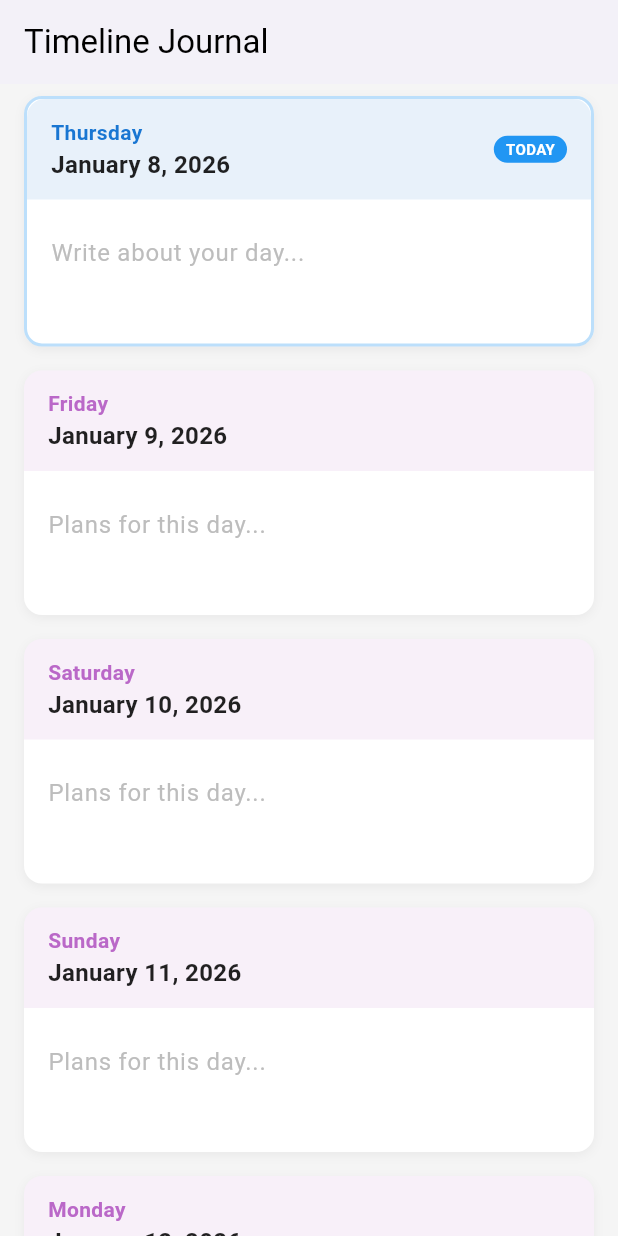
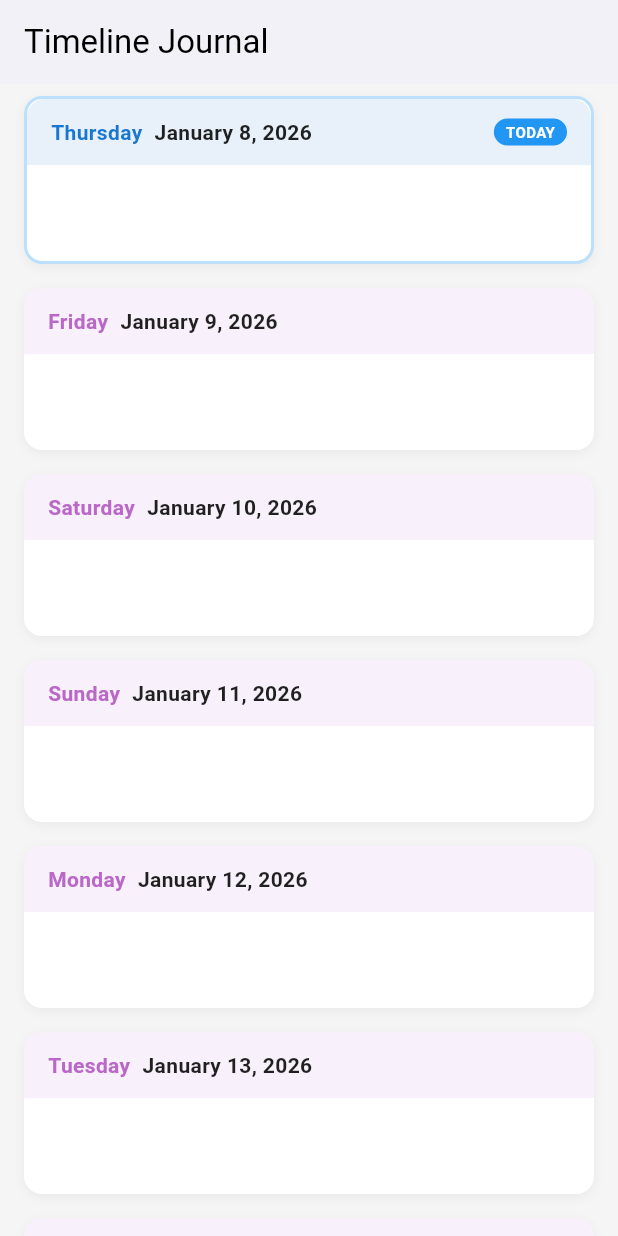
Before and after one commit to elibdev/lifelog, a Flutter app: the screen it shows after launch, on a phone screen of 412 x 824 dp. Run offline on Flutter 3.47's test engine with Material 3 defaults, Android fonts, the phone set to English and light mode, and no system bars; our stand-ins replace sqflite; accounts and stored records are empty.

Commit message:
remove loading and saving UI and tweak layout

```diff
--- a/lib/main.dart
+++ b/lib/main.dart
@@ -66,8 +66,6 @@ class JournalEntryCard extends StatefulWidget {
 class _JournalEntryCardState extends State<JournalEntryCard> {
   final TextEditingController _controller = TextEditingController();
   Timer? _debounce;
-  bool _isLoading = true;
-  bool _isSaving = false;
 
   String get _dbKey => DateFormat('yyyy-MM-dd').format(widget.date);
 
@@ -109,28 +107,18 @@ class _JournalEntryCardState extends State<JournalEntryCard> {
     if (mounted && content != null) {
       _controller.text = content;
     }
-    if (mounted) {
-      setState(() {
-        _isLoading = false;
-      });
-    }
   }
 
   void _onTextChanged(String text) {
-    setState(() => _isSaving = true);
-
     if (_debounce?.isActive ?? false) _debounce!.cancel();
 
-    _debounce = Timer(const Duration(milliseconds: 1000), () {
+    _debounce = Timer(const Duration(milliseconds: 500), () {
       _saveData(text);
     });
   }
 
   Future<void> _saveData(String content) async {
     await DatabaseHelper.instance.saveEntry(_dbKey, content);
-    if (mounted) {
-      setState(() => _isSaving = false);
-    }
   }
 
   @override
@@ -160,7 +148,7 @@ class _JournalEntryCardState extends State<JournalEntryCard> {
               : null,
           boxShadow: [
             BoxShadow(
-              color: Colors.black.withOpacity(0.05),
+              color: Colors.black.withValues(alpha: .05),
               blurRadius: 5,
               offset: const Offset(0, 2),
             ),
@@ -173,7 +161,7 @@ class _JournalEntryCardState extends State<JournalEntryCard> {
             Container(
               padding: const EdgeInsets.symmetric(horizontal: 16, vertical: 12),
               decoration: BoxDecoration(
-                color: headerColor.withOpacity(0.1),
+                color: headerColor.withValues(alpha: 0.1),
                 borderRadius: const BorderRadius.only(
                   topLeft: Radius.circular(12),
                   topRight: Radius.circular(12),
@@ -182,8 +170,10 @@ class _JournalEntryCardState extends State<JournalEntryCard> {
               child: Row(
                 mainAxisAlignment: MainAxisAlignment.spaceBetween,
                 children: [
-                  Column(
-                    crossAxisAlignment: CrossAxisAlignment.start,
+                  Row(
+                    crossAxisAlignment: CrossAxisAlignment.center,
+                    mainAxisAlignment: MainAxisAlignment.end,
+                    spacing: 8,
                     children: [
                       Text(
                         DateFormat('EEEE').format(widget.date),
@@ -198,18 +188,12 @@ class _JournalEntryCardState extends State<JournalEntryCard> {
                         style: TextStyle(
                           color: Colors.black87,
                           fontWeight: FontWeight.w600,
-                          fontSize: 16,
+                          fontSize: 14,
                         ),
                       ),
                     ],
                   ),
-                  if (_isSaving)
-                    const SizedBox(
-                      width: 16,
-                      height: 16,
-                      child: CircularProgressIndicator(strokeWidth: 2),
-                    )
-                  else if (isToday)
+                  if (isToday)
                     Container(
                       padding: const EdgeInsets.symmetric(
                         horizontal: 8,
@@ -234,26 +218,13 @@ class _JournalEntryCardState extends State<JournalEntryCard> {
 
             // Input Area
             Padding(
-              padding: const EdgeInsets.all(16.0),
-              child: _isLoading
-                  ? const Center(
-                      child: SizedBox(
-                        height: 20,
-                        width: 20,
-                        child: CircularProgressIndicator(strokeWidth: 2),
-                      ),
-                    )
-                  : TextField(
+              padding: const EdgeInsets.all(8.0),
+              child: TextField(
                 controller: _controller,
                 maxLines: null,
-                      minLines: 2,
-                      enabled:
-                          true, // You could disable editing for past/future if desired
-                      style: const TextStyle(fontSize: 16, height: 1.5),
+                minLines: 1,
+                style: const TextStyle(fontSize: 14, height: 1.5),
                 decoration: InputDecoration(
-                        hintText: isFuture
-                            ? "Plans for this day..."
-                            : "Write about your day...",
                   hintStyle: TextStyle(color: Colors.grey.shade400),
                   border: InputBorder.none,
                 ),
```
Lines whose indentation alone changed are shown as unchanged.
